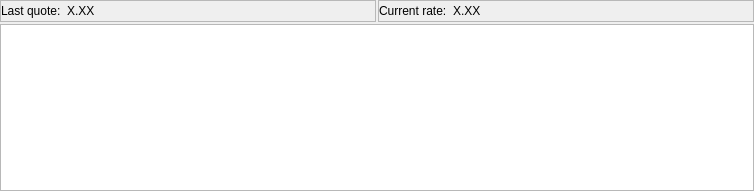
First picture: the form in jal/ui/tax_estimation.ui, repository titov-vv/jal, before the edit.
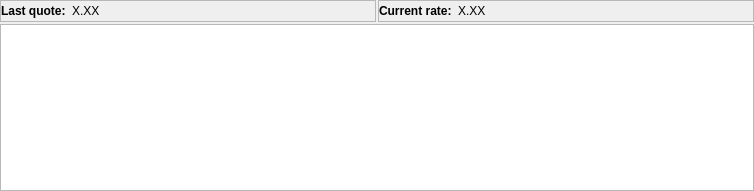
Second picture: the form after the edit.

Commit message: Tax estimation via context menu in Holdings view completed. Translation was updated.

The edit to the form file:
```diff
--- a/jal/ui/tax_estimation.ui
+++ b/jal/ui/tax_estimation.ui
@@ -57,6 +57,12 @@
         </property>
         <item>
          <widget class="QLabel" name="LastQuoteLbl">
+          <property name="font">
+           <font>
+            <weight>75</weight>
+            <bold>true</bold>
+           </font>
+          </property>
           <property name="text">
            <string>Last quote:</string>
           </property>
@@ -108,6 +114,12 @@
         </property>
         <item>
          <widget class="QLabel" name="CurrentRateLbl">
+          <property name="font">
+           <font>
+            <weight>75</weight>
+            <bold>true</bold>
+           </font>
+          </property>
           <property name="text">
            <string>Current rate:</string>
           </property>
```
Left out of the diff: 11 changed lines with no effect on the pictures. The commit also changes 9 other files.
